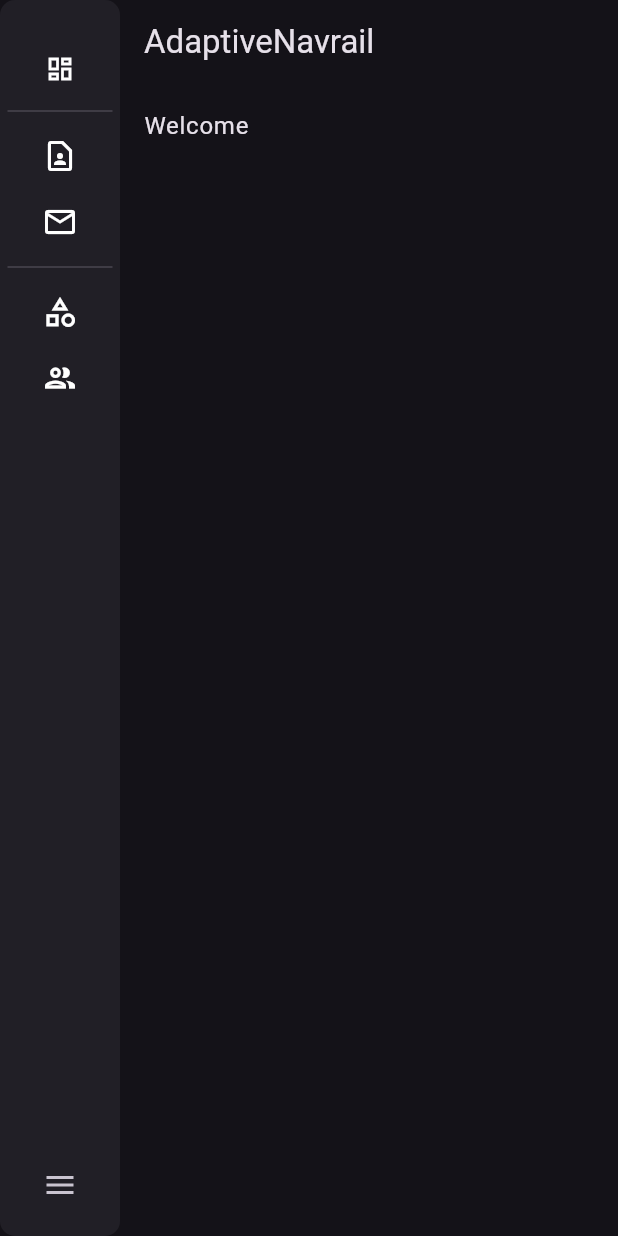
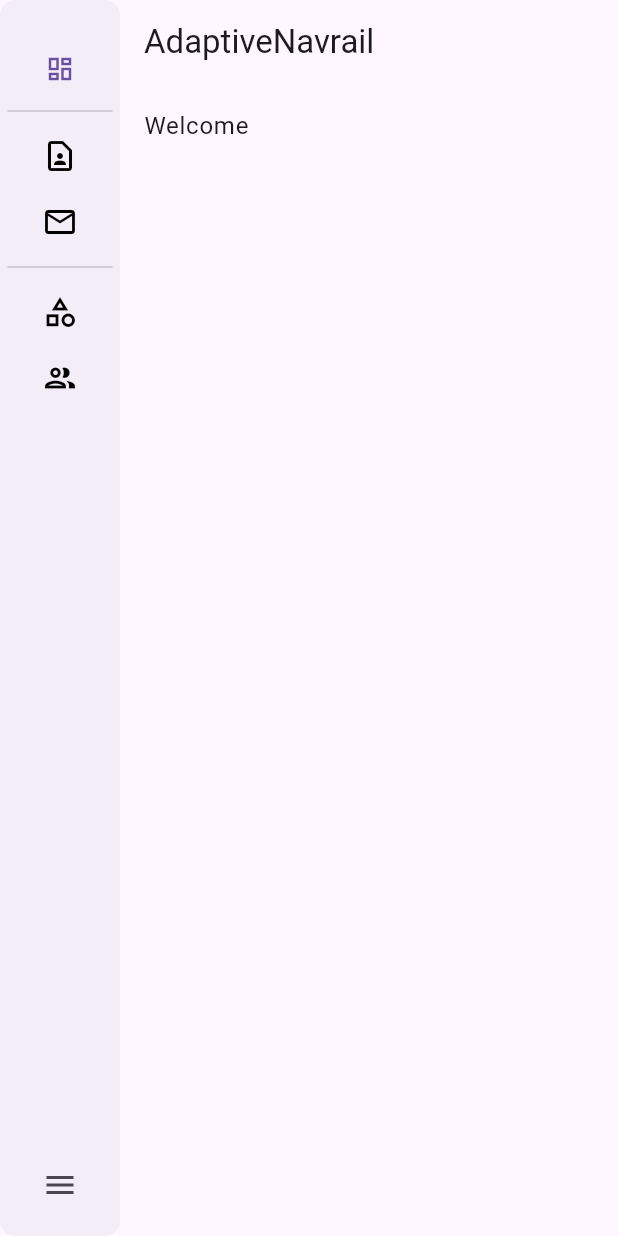
Before and after one commit to rsoft-in/adaptive_navrail, a Flutter app: the screen it shows after launch, on a phone screen of 412 x 824 dp. Run offline on Flutter 3.47's test engine with Material 3 defaults, Android fonts, the phone set to English and light mode, and no system bars; our stand-ins replace plugin_platform_interface.

Commit message:
selected menu state management

```diff
--- a/example/lib/main.dart
+++ b/example/lib/main.dart
@@ -16,18 +16,19 @@ class MyApp extends StatefulWidget {
 
 class _MyAppState extends State<MyApp> {
   List<DrawerItem> drawerMenu = [];
+  String selectedMenuCode = '';
 
   @override
   void initState() {
     drawerMenu =
         kMenu.map<DrawerItem>((json) => DrawerItem.fromJson(json)).toList();
     super.initState();
+    selectedMenuCode = drawerMenu[0].code;
   }
 
   @override
   Widget build(BuildContext context) {
     return MaterialApp(
-      theme: ThemeData(brightness: Brightness.dark),
       home: Scaffold(
         body: Row(
           crossAxisAlignment: CrossAxisAlignment.start,
@@ -37,6 +38,7 @@ class _MyAppState extends State<MyApp> {
               isExpanded: true,
               isDense: true,
               drawerItems: drawerMenu,
+              selectedMenuCode: selectedMenuCode,
               header: const Column(
                 crossAxisAlignment: CrossAxisAlignment.stretch,
                 mainAxisSize: MainAxisSize.min,
@@ -49,6 +51,9 @@ class _MyAppState extends State<MyApp> {
                 ],
               ),
               onDrawerTap: (value) {
+                setState(() {
+                  selectedMenuCode = value;
+                });
                 debugPrint('You selected $value');
               },
             ),
--- a/lib/adaptive_navrail.dart
+++ b/lib/adaptive_navrail.dart
@@ -20,14 +20,17 @@ class AdaptiveNavrail extends StatefulWidget {
   final bool isDense;
   final Widget? header;
   final Widget? icon;
-  const AdaptiveNavrail(
-      {super.key,
-      required this.drawerItems,
-      required this.onDrawerTap,
-      this.isExpanded = false,
-      this.isDense = false,
-      this.header,
-      this.icon});
+  final String selectedMenuCode;
+  const AdaptiveNavrail({
+    super.key,
+    required this.drawerItems,
+    required this.onDrawerTap,
+    this.isExpanded = false,
+    this.isDense = false,
+    this.header,
+    this.icon,
+    required this.selectedMenuCode,
+  });
 
   @override
   State<AdaptiveNavrail> createState() => _AdaptiveNavrailState();
@@ -38,6 +41,7 @@ class _AdaptiveNavrailState extends State<AdaptiveNavrail>
   bool isExpanded = false;
   bool isDesktop = false;
   bool userInitiatedExpansion = false;
+  String selectedMenuCode = '';
 
   late AnimationController controller;
 
@@ -48,6 +52,7 @@ class _AdaptiveNavrailState extends State<AdaptiveNavrail>
         vsync: this, duration: const Duration(milliseconds: 200));
 
     isExpanded = widget.isExpanded;
+    selectedMenuCode = widget.selectedMenuCode;
     if (isExpanded) controller.forward();
   }
 
@@ -102,6 +107,7 @@ class _AdaptiveNavrailState extends State<AdaptiveNavrail>
                       isExpanded: isExpanded,
                       isDense: widget.isDense,
                       menu: menuItem,
+                      selectedMenuCode: selectedMenuCode,
                     );
                   } else {
                     return DrawerExpansionTile(
@@ -109,6 +115,7 @@ class _AdaptiveNavrailState extends State<AdaptiveNavrail>
                       isExpanded: isExpanded,
                       isDense: widget.isDense,
                       menu: menuItem,
+                      selectedMenuCode: selectedMenuCode,
                     );
                   }
                 },
--- /dev/null
+++ b/lib/helpers/extensions.dart
@@ -0,0 +1,8 @@
+import 'package:flutter/material.dart';
+
+extension DarkMode on BuildContext {
+  bool get isDarkMode {
+    final brightness = MediaQuery.of(this).platformBrightness;
+    return brightness == Brightness.dark;
+  }
+}
--- a/lib/widget/drawer_expansion_tile.dart
+++ b/lib/widget/drawer_expansion_tile.dart
@@ -8,12 +8,15 @@ class DrawerExpansionTile extends StatefulWidget {
   final Function(String) onChildTap;
   final DrawerItem menu;
   final bool isDense;
-  const DrawerExpansionTile(
-      {super.key,
-      this.isExpanded = false,
-      required this.menu,
-      required this.onChildTap,
-      this.isDense = false});
+  final String selectedMenuCode;
+  const DrawerExpansionTile({
+    super.key,
+    this.isExpanded = false,
+    required this.menu,
+    required this.onChildTap,
+    this.isDense = false,
+    required this.selectedMenuCode,
+  });
 
   @override
   State<DrawerExpansionTile> createState() => _DrawerExpansionTileState();
@@ -46,6 +49,7 @@ class _DrawerExpansionTileState extends State<DrawerExpansionTile> {
                       isExpanded: widget.isExpanded,
                       isDense: widget.isDense,
                       menu: item,
+                      selectedMenuCode: widget.selectedMenuCode,
                     ))
                 .toList(),
           )
@@ -58,6 +62,7 @@ class _DrawerExpansionTileState extends State<DrawerExpansionTile> {
                     onTap: (value) => widget.onChildTap(item.code),
                     isExpanded: widget.isExpanded,
                     menu: item,
+                    selectedMenuCode: widget.selectedMenuCode,
                   )),
             ],
           );
--- a/lib/widget/drawer_tile.dart
+++ b/lib/widget/drawer_tile.dart
@@ -1,4 +1,5 @@
 import 'package:adaptive_navrail/helpers/constants.dart';
+import 'package:adaptive_navrail/helpers/extensions.dart';
 import 'package:adaptive_navrail/models/drawer_item.dart';
 import 'package:flutter/material.dart';
 
@@ -7,13 +8,14 @@ class DrawerTile extends StatefulWidget {
   final bool isExpanded;
   final bool isDense;
   final DrawerItem menu;
-  const DrawerTile({
-    super.key,
-    required this.onTap,
-    this.isExpanded = false,
-    this.isDense = false,
-    required this.menu,
-  });
+  final String selectedMenuCode;
+  const DrawerTile(
+      {super.key,
+      required this.onTap,
+      this.isExpanded = false,
+      this.isDense = false,
+      required this.menu,
+      required this.selectedMenuCode});
 
   @override
   State<DrawerTile> createState() => _DrawerTileState();
@@ -23,7 +25,10 @@ class _DrawerTileState extends State<DrawerTile> {
   @override
   Widget build(BuildContext context) {
     return InkWell(
-      onTap: () => widget.onTap(widget.menu.code),
+      onTap: () {
+        widget.onTap(widget.menu.code);
+        setState(() {});
+      },
       borderRadius: BorderRadius.circular(50),
       child: Padding(
         padding: const EdgeInsets.symmetric(horizontal: 14, vertical: 10),
@@ -35,6 +40,9 @@ class _DrawerTileState extends State<DrawerTile> {
             Icon(
               widget.menu.icon,
               size: widget.isDense ? iconSizeDense : iconSizeNormal,
+              color: widget.menu.code == widget.selectedMenuCode
+                  ? Theme.of(context).colorScheme.primary
+                  : (context.isDarkMode ? Colors.white : Colors.black),
             ),
             if (widget.isExpanded)
               const SizedBox(
@@ -47,6 +55,9 @@ class _DrawerTileState extends State<DrawerTile> {
                   maxLines: 1,
                   style: TextStyle(
                     fontSize: widget.isDense ? fontDense : fontNormal,
+                    color: widget.menu.code == widget.selectedMenuCode
+                        ? Theme.of(context).colorScheme.primary
+                        : (context.isDarkMode ? Colors.white : Colors.black),
                   ),
                   overflow: TextOverflow.ellipsis,
                 ),
```
